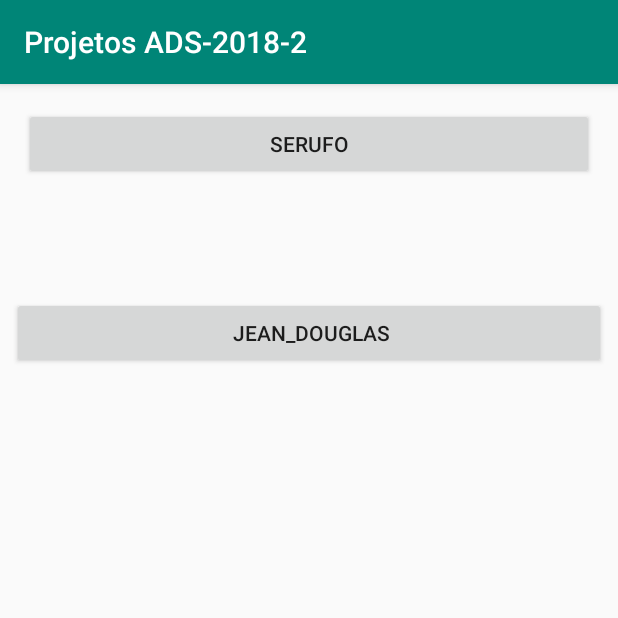
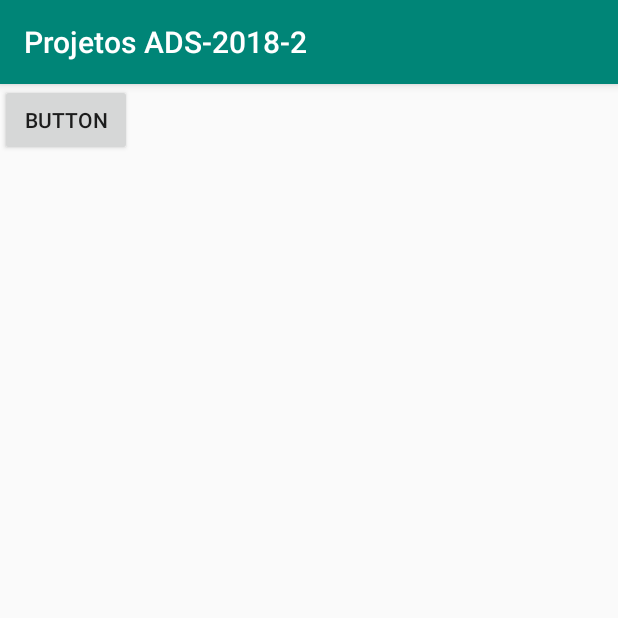
Before and after one commit to serufo/ADS20182, an Android app: the screen it shows after launch (MainActivity before the commit, RamonFerreira after it), after a tap on "JEAN_DOUGLAS", on a phone screen of 412 x 824 dp, the top half of it. Run offline under Robolectric (Android 15) with nearby library versions, the phone set to English and light mode, and no system bars.

```diff
--- a/app/src/main/AndroidManifest.xml
+++ b/app/src/main/AndroidManifest.xml
@@ -18,7 +18,8 @@
             </intent-filter>
         </activity>
         <activity android:name=".ProfSerufo" />
-        <activity android:name=".diogoActivity"></activity>
+        <activity android:name=".diogoActivity" />
+        <activity android:name=".RamonFerreira"></activity>
     </application>
 
 </manifest>
--- a/app/src/main/java/com/example/ads_2018_2/MainActivity.java
+++ b/app/src/main/java/com/example/ads_2018_2/MainActivity.java
@@ -28,11 +28,11 @@ public class MainActivity extends AppCompatActivity {
 
         //[SERUFO] Fim do código do SERUFO
 
-        Button btnjean = findViewById(R.id.btnjean);
+        Button btnjean = findViewById(R.id.btnramon);
         btnjean.setOnClickListener (new View.OnClickListener() {
             @Override
             public void onClick(View v) {
-                Intent intent = new Intent(MainActivity.this, jeanDouglas.class);
+                Intent intent = new Intent(MainActivity.this, RamonFerreira.class);
                 startActivity(intent);
 
             }
--- a/app/src/main/java/com/example/ads_2018_2/Marcos.java
+++ b/app/src/main/java/com/example/ads_2018_2/RamonFerreira.java
@@ -6,24 +6,21 @@ import android.os.Bundle;
 import android.view.View;
 import android.widget.Button;
 
-public class Marcos extends AppCompatActivity {
+public class RamonFerreira extends AppCompatActivity {
 
     @Override
     protected void onCreate(Bundle savedInstanceState) {
         super.onCreate(savedInstanceState);
-        setContentView(R.layout.activity_marcos);
+        setContentView(R.layout.activity_ramon_ferreira);
 
-        //Botao voltar
-        Button btnVoltar = findViewById(R.id.btnVoltar);
-        btnVoltar.setOnClickListener(new View.OnClickListener() {
+        Button btnramon = findViewById(R.id.button2);
+            btnramon.setOnClickListener (new View.OnClickListener() {
             @Override
             public void onClick(View v) {
+                Intent intent = new Intent(getApplicationContext(), MainActivity.class);
+                startActivity(intent);
 
-                //[SERUFO] Voce esta na activity Marcos e passando como paramentro a Activity Serufo
-                Intent intent = new Intent(Serufo.this, MainActivity.class);
-                startActivity(intent);
             }
         });
-
     }
 }
--- a/app/src/main/res/layout/activity_main.xml
+++ b/app/src/main/res/layout/activity_main.xml
@@ -21,7 +21,7 @@
         app:layout_constraintTop_toTopOf="parent" />
 
     <Button
-        android:id="@+id/btnjean"
+        android:id="@+id/btnramon"
         android:layout_width="match_parent"
         android:layout_height="wrap_content"
         android:layout_marginBottom="8dp"
--- /dev/null
+++ b/app/src/main/res/layout/activity_ramon_ferreira.xml
@@ -0,0 +1,16 @@
+<?xml version="1.0" encoding="utf-8"?>
+<android.support.constraint.ConstraintLayout xmlns:android="http://schemas.android.com/apk/res/android"
+    xmlns:app="http://schemas.android.com/apk/res-auto"
+    xmlns:tools="http://schemas.android.com/tools"
+    android:layout_width="match_parent"
+    android:layout_height="match_parent"
+    tools:context=".RamonFerreira">
+
+    <Button
+        android:id="@+id/button2"
+        android:layout_width="wrap_content"
+        android:layout_height="wrap_content"
+        android:text="Button"
+        tools:layout_editor_absoluteX="157dp"
+        tools:layout_editor_absoluteY="122dp" />
+</android.support.constraint.ConstraintLayout>
```
